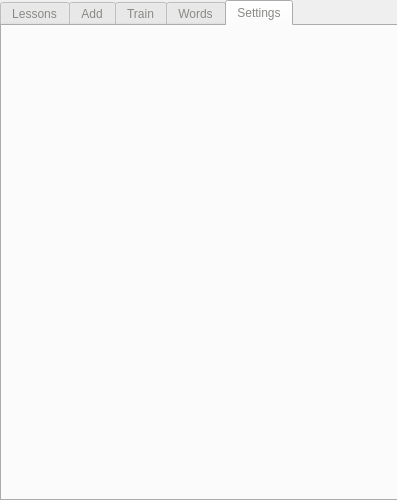
First picture: the form in mainwindow.ui, repository rezzett/qlwt, before the edit.
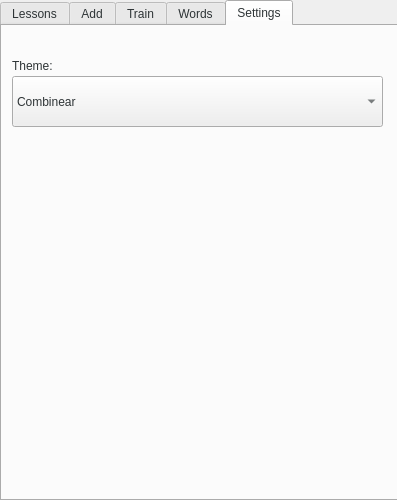
Second picture: the form after the edit. The open tabs and pages were chosen to show the change.

```diff
--- a/mainwindow.ui
+++ b/mainwindow.ui
@@ -36,7 +36,7 @@
      </rect>
     </property>
     <property name="styleSheet">
-     <string notr="true">color: rgb(136, 138, 133);</string>
+     <string notr="true">color: rgb(46, 52, 54);</string>
     </property>
     <property name="currentIndex">
      <number>1</number>
@@ -381,6 +381,49 @@
      <attribute name="title">
       <string>Settings</string>
      </attribute>
+     <widget class="QComboBox" name="changeTheme">
+      <property name="geometry">
+       <rect>
+        <x>10</x>
+        <y>50</y>
+        <width>371</width>
+        <height>51</height>
+       </rect>
+      </property>
+      <item>
+       <property name="text">
+        <string>Combinear</string>
+       </property>
+      </item>
+      <item>
+       <property name="text">
+        <string>Fibrary</string>
+       </property>
+      </item>
+      <item>
+       <property name="text">
+        <string>Devsion</string>
+       </property>
+      </item>
+      <item>
+       <property name="text">
+        <string>SyNet</string>
+       </property>
+      </item>
+     </widget>
+     <widget class="QLabel" name="themeLbl">
+      <property name="geometry">
+       <rect>
+        <x>10</x>
+        <y>30</y>
+        <width>151</width>
+        <height>20</height>
+       </rect>
+      </property>
+      <property name="text">
+       <string>Theme:</string>
+      </property>
+     </widget>
     </widget>
    </widget>
   </widget>
```
Left out of the diff: 5 changed lines with no effect on the pictures.
